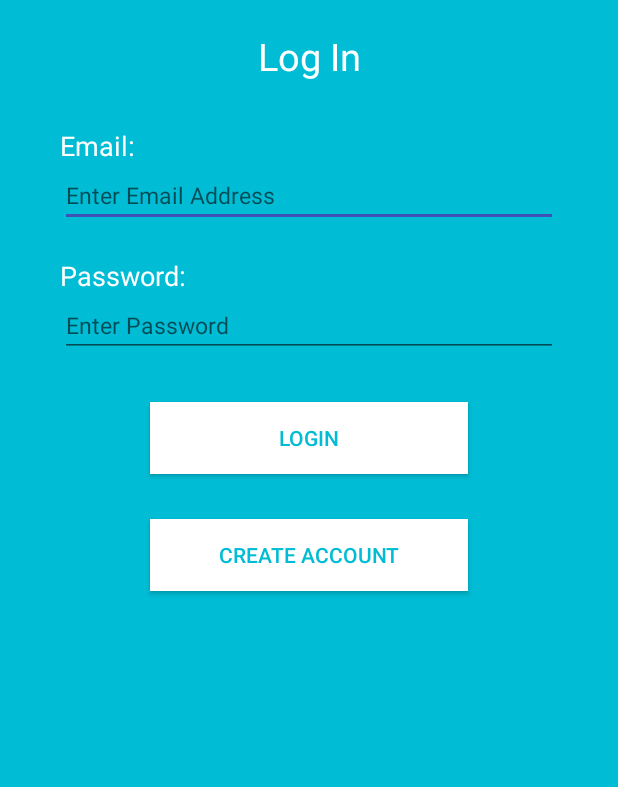
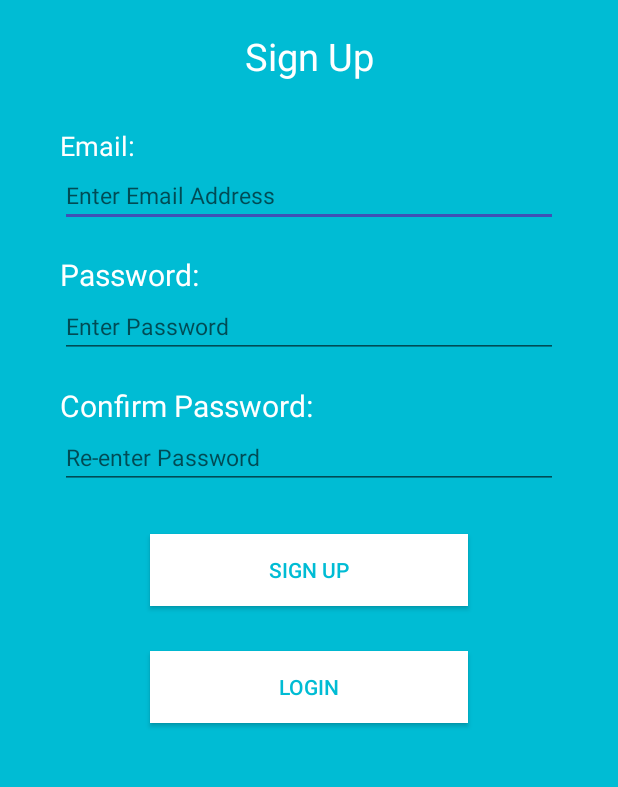
Before and after one commit to MadanNeupane/Sangeet, an Android app: the screen it shows after launch (LoginActivity before the commit, RegisterActivity after it), on a phone screen of 412 x 824 dp, the part 301-1088 px from its top. Run offline under Robolectric (Android 15) with nearby library versions, the phone set to English and light mode, and no system bars; our stand-ins replace Firebase (no records; nobody signed in at launch, a user with empty details on screens opened directly).

Commit message:
Updated Login and Register

```diff
--- a/app/src/main/AndroidManifest.xml
+++ b/app/src/main/AndroidManifest.xml
@@ -13,14 +13,14 @@
         android:supportsRtl="true"
         android:theme="@style/AppTheme">
         <activity android:name=".Logout" />
-        <activity android:name=".LoginActivity">
+        <activity android:name=".LoginActivity"/>
+        <activity android:name=".RegisterActivity" >
             <intent-filter>
                 <action android:name="android.intent.action.MAIN" />
 
                 <category android:name="android.intent.category.LAUNCHER" />
             </intent-filter>
         </activity>
-        <activity android:name=".RegisterActivity" />
         <activity android:name=".MainActivity" />
     </application>
 
--- a/app/src/main/java/com/example/sangeet/LoginActivity.java
+++ b/app/src/main/java/com/example/sangeet/LoginActivity.java
@@ -22,14 +22,6 @@ public class LoginActivity extends AppCompatActivity {
 
     private EditText login_email, login_pass;
     private FirebaseAuth mAuth;
-    private FirebaseUser user;
-
-    @Override
-    public void onStart() {
-        super.onStart();
-        // Check if user is signed in (non-null) and update UI accordingly.
-        updateUI(user);
-    }
 
     @Override
     protected void onCreate(Bundle savedInstanceState) {
@@ -45,6 +37,7 @@ public class LoginActivity extends AppCompatActivity {
 
         mAuth = FirebaseAuth.getInstance();
     }
+
 
     public void login(View view) {
         String l_email = login_email.getText().toString().trim();
@@ -67,12 +60,11 @@ public class LoginActivity extends AppCompatActivity {
                     public void onComplete(@NonNull Task<AuthResult> task) {
                         if (task.isSuccessful()) {
                             // Sign in success
-                            FirebaseUser user = mAuth.getCurrentUser();
-                            updateUI(user);
+                            Toast.makeText(LoginActivity.this, "Login Success.",Toast.LENGTH_SHORT).show();
+                            startActivity(new Intent(LoginActivity.this,Logout.class));
                         } else {
                             // If sign in fails, display a message to the user.
                             Toast.makeText(LoginActivity.this, "Login Failed", Toast.LENGTH_SHORT).show();
-                            updateUI(null);
                         }
 
                         // ...
@@ -84,12 +76,4 @@ public class LoginActivity extends AppCompatActivity {
         startActivity(new Intent(LoginActivity.this, RegisterActivity.class));
     }
 
-    private void updateUI(FirebaseUser user) {
-        user = mAuth.getCurrentUser();
-        /*-------- Check if user is already logged in or not--------*/
-        if (user != null) {
-            Toast.makeText(LoginActivity.this, "Login Success.",Toast.LENGTH_SHORT).show();
-            startActivity(new Intent(LoginActivity.this,Logout.class));
-        }
-    }
 }
--- a/app/src/main/java/com/example/sangeet/RegisterActivity.java
+++ b/app/src/main/java/com/example/sangeet/RegisterActivity.java
@@ -16,10 +16,19 @@ import com.google.android.gms.tasks.OnCompleteListener;
 import com.google.android.gms.tasks.Task;
 import com.google.firebase.auth.AuthResult;
 import com.google.firebase.auth.FirebaseAuth;
+import com.google.firebase.auth.FirebaseUser;
 
 public class RegisterActivity extends AppCompatActivity {
     private EditText signup_email, signup_pass, signup_cpass;
     private FirebaseAuth mAuth;
+    private FirebaseUser user;
+
+    @Override
+    public void onStart() {
+        super.onStart();
+        // Check if user is signed in (non-null) and update UI accordingly.
+        updateUI(user);
+    }
 
     @Override
     protected void onCreate(Bundle savedInstanceState) {
@@ -79,4 +88,16 @@ public class RegisterActivity extends AppCompatActivity {
                     }
                 });
     }
+
+    public void Login(View view) {
+        startActivity(new Intent(RegisterActivity.this, LoginActivity.class));
+    }
+
+    private void updateUI(FirebaseUser user) {
+        user = mAuth.getCurrentUser();
+        /*-------- Check if user is already logged in or not--------*/
+        if (user != null) {
+            startActivity(new Intent(RegisterActivity.this,Logout.class));
+        }
+    }
 }
--- a/app/src/main/res/layout/activity_register.xml
+++ b/app/src/main/res/layout/activity_register.xml
@@ -99,4 +99,15 @@
         android:text="Sign Up"
         android:textColor="#00BCD4" />
 
+    <Button
+        android:layout_width="match_parent"
+        android:layout_height="wrap_content"
+        android:layout_marginLeft="60dp"
+        android:layout_marginTop="30dp"
+        android:layout_marginRight="60dp"
+        android:background="#FFFFFF"
+        android:onClick="Login"
+        android:text="Login"
+        android:textColor="#00BCD4" />
+
 </LinearLayout>
```
